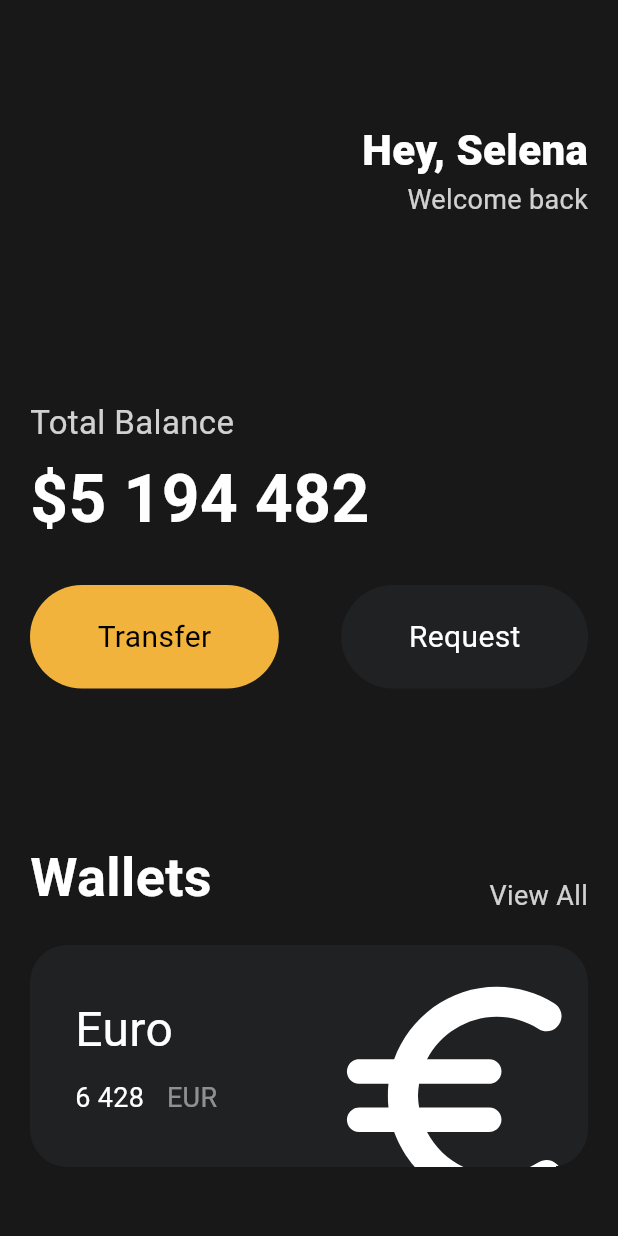
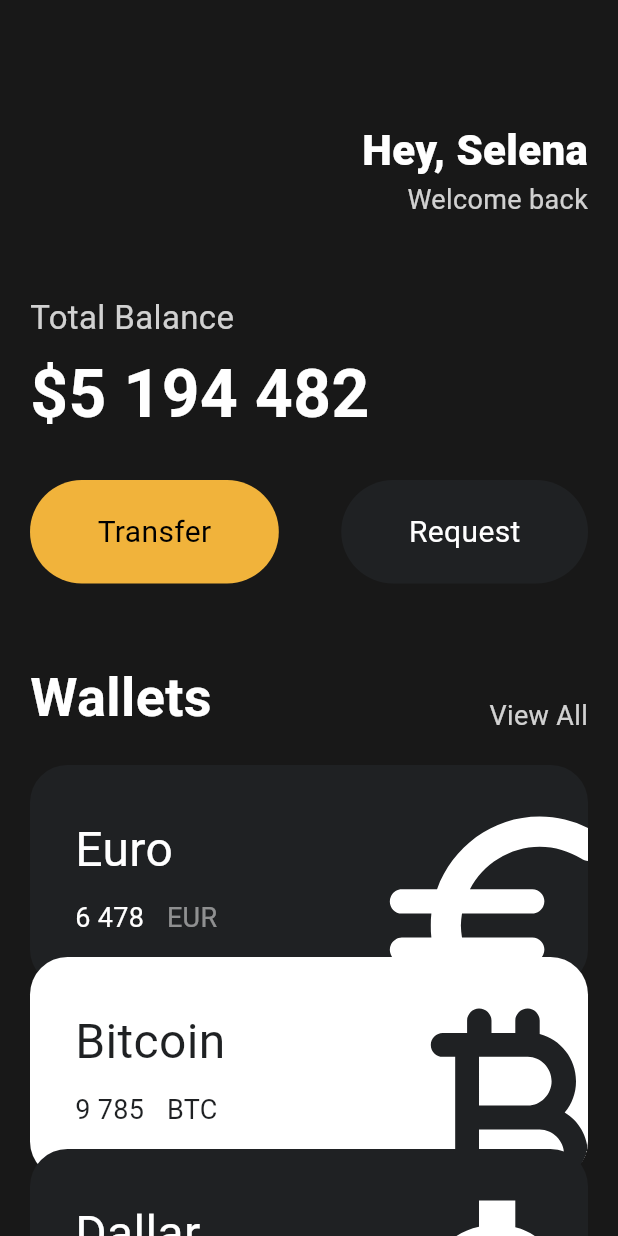
Before and after one commit to hyeonlee717/UIchallenge, a Flutter app: the screen it shows after launch, on a phone screen of 412 x 824 dp. Run offline on Flutter 3.47's test engine with Material 3 defaults, Android fonts, the phone set to English and light mode, and no system bars.

Commit message:
lesson_2_9

```diff
--- a/lib/main.dart
+++ b/lib/main.dart
@@ -1,5 +1,6 @@
 import 'package:flutter/material.dart';
-import 'package:uichallenge/widjets/button.dart';
+import 'package:uichallenge/widgets/button.dart';
+import 'package:uichallenge/widgets/currency_card.dart';
 
 void main() {
   runApp(const App());
@@ -13,7 +14,8 @@
     return MaterialApp(
         home: Scaffold(
       backgroundColor: const Color(0xFF181818),
-      body: Padding(
+      body: SingleChildScrollView(
+        child: Padding(
           padding: const EdgeInsets.symmetric(
             horizontal: 20,
           ),
@@ -47,7 +49,7 @@
                 ],
               ),
               const SizedBox(
-              height: 120,
+                height: 50,
               ),
               Text(
                 'Total Balance',
@@ -84,7 +86,7 @@
                 ],
               ),
               const SizedBox(
-              height: 100,
+                height: 50,
               ),
               Row(
                 crossAxisAlignment: CrossAxisAlignment.end,
@@ -110,67 +112,37 @@
               const SizedBox(
                 height: 20,
               ),
-            Container(
-              clipBehavior: Clip.hardEdge,
-              decoration: BoxDecoration(
-                color: const Color(0xff1f2123),
-                borderRadius: BorderRadius.circular(25),
+              const CurrencyCard(
+                name: 'Euro',
+                code: 'EUR',
+                amount: '6 478',
+                icon: Icons.euro_rounded,
+                isInverted: false,
               ),
-              child: Padding(
-                padding: const EdgeInsets.all(30),
-                child: Row(
-                  mainAxisAlignment: MainAxisAlignment.spaceBetween,
-                  children: [
-                    Column(
-                      crossAxisAlignment: CrossAxisAlignment.start,
-                      children: [
-                        const Text('Euro',
-                            style: TextStyle(
-                              color: Colors.white,
-                              fontSize: 32,
-                            )),
-                        const SizedBox(
-                          height: 10,
-                        ),
-                        Row(
-                          children: [
-                            const Text(
-                              '6 428',
-                              style: TextStyle(
-                                color: Colors.white,
-                                fontSize: 18,
+              Transform.translate(
+                offset: const Offset(0, -20),
+                child: const CurrencyCard(
+                  name: 'Bitcoin',
+                  code: 'BTC',
+                  amount: '9 785',
+                  icon: Icons.currency_bitcoin_rounded,
+                  isInverted: true,
                 ),
               ),
-                            const SizedBox(
-                              width: 15,
-                            ),
-                            Text('EUR',
-                                style: TextStyle(
-                                  color: Colors.white.withOpacity(0.5),
-                                  fontSize: 18,
-                                )),
-                          ],
-                        )
-                      ],
-                    ),
-                    Transform.scale(
-                      scale: 2.2,
-                      child: Transform.translate(
-                        offset: const Offset(-5, 12),
-                        child: const Icon(
-                          Icons.euro_rounded,
-                          color: Colors.white,
-                          size: 88,
-                        ),
-                      ),
-                    )
-                  ],
-                ),
+              Transform.translate(
+                offset: const Offset(0, -40),
+                child: const CurrencyCard(
+                  name: 'Dallar',
+                  code: 'USD',
+                  amount: '2 485',
+                  icon: Icons.attach_money_outlined,
+                  isInverted: false,
                 ),
               ),
             ],
           ),
         ),
+      ),
     ));
   }
 }
--- /dev/null
+++ b/lib/widgets/currency_card.dart
@@ -0,0 +1,85 @@
+import 'package:flutter/material.dart';
+
+class CurrencyCard extends StatelessWidget {
+  final String name, code, amount;
+  final IconData icon;
+  final bool isInverted;
+
+  final _blackColor = const Color(0xff1f2123);
+
+  const CurrencyCard({
+    super.key,
+    required this.name,
+    required this.code,
+    required this.amount,
+    required this.icon,
+    required this.isInverted,
+  });
+
+  @override
+  Widget build(BuildContext context) {
+    return Container(
+      clipBehavior: Clip.hardEdge,
+      decoration: BoxDecoration(
+        color: isInverted ? Colors.white : _blackColor,
+        borderRadius: BorderRadius.circular(25),
+      ),
+      child: Padding(
+        padding: const EdgeInsets.all(30),
+        child: Row(
+          mainAxisAlignment: MainAxisAlignment.spaceBetween,
+          children: [
+            Column(
+              crossAxisAlignment: CrossAxisAlignment.start,
+              children: [
+                Text(name,
+                    style: TextStyle(
+                      color: isInverted ? _blackColor : Colors.white,
+                      fontSize: 32,
+                    )),
+                const SizedBox(
+                  height: 10,
+                ),
+                Row(
+                  children: [
+                    Text(
+                      amount,
+                      style: TextStyle(
+                        color: isInverted ? _blackColor : Colors.white,
+                        fontSize: 18,
+                      ),
+                    ),
+                    const SizedBox(
+                      width: 15,
+                    ),
+                    Text(code,
+                        style: TextStyle(
+                          color: isInverted
+                              ? _blackColor
+                              : Colors.white.withOpacity(0.5),
+                          fontSize: 18,
+                        )),
+                  ],
+                )
+              ],
+            ),
+            Transform.scale(
+              scale: 2.2,
+              child: Transform.translate(
+                offset: const Offset(
+                  8,
+                  15,
+                ),
+                child: Icon(
+                  icon,
+                  color: isInverted ? _blackColor : Colors.white,
+                  size: 88,
+                ),
+              ),
+            )
+          ],
+        ),
+      ),
+    );
+  }
+}
```
Also changed, not shown: lib/widgets/button.dart (renamed from lib/widjets/button.dart). Lines whose indentation alone changed are shown as unchanged.
